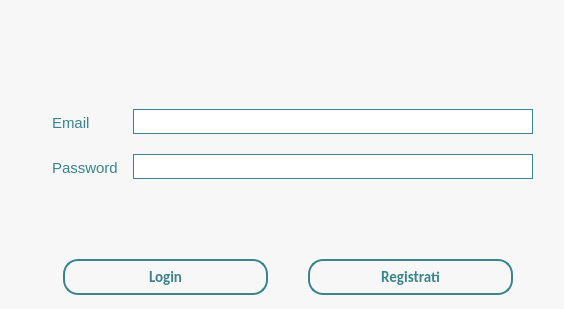
First picture: the form in Client/loginpage.ui, repository MarcoFlo/Google-Drive, before the edit.
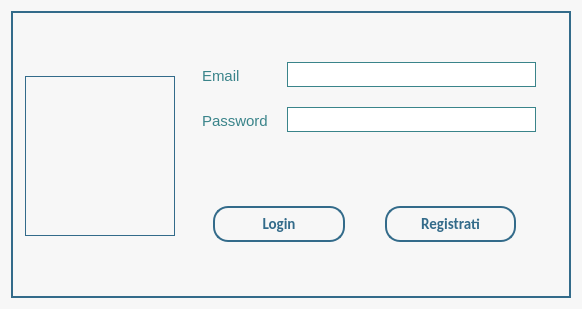
Second picture: the form after the edit. Icons and pictures are not drawn.

Commit message: Qpushbutton hover

What changed in the file:
```diff
--- a/Client/loginpage.ui
+++ b/Client/loginpage.ui
@@ -6,35 +6,64 @@
    <rect>
     <x>0</x>
     <y>0</y>
-    <width>564</width>
+    <width>582</width>
     <height>309</height>
    </rect>
   </property>
   <property name="sizePolicy">
-   <sizepolicy hsizetype="Fixed" vsizetype="Fixed">
+   <sizepolicy hsizetype="Preferred" vsizetype="Preferred">
     <horstretch>0</horstretch>
     <verstretch>0</verstretch>
    </sizepolicy>
   </property>
+  <property name="minimumSize">
+   <size>
+    <width>0</width>
+    <height>0</height>
+   </size>
+  </property>
   <property name="windowTitle">
    <string>LoginPage</string>
   </property>
   <property name="styleSheet">
-   <string notr="true">background-color: rgb(247, 247, 247);
-border-color:10px solid black;</string>
+   <string notr="true">background-color:rgb(247, 247, 247);
+</string>
   </property>
   <widget class="QWidget" name="centralWidget">
-   <layout class="QHBoxLayout" name="horizontalLayout_2" stretch="0,0">
+   <layout class="QHBoxLayout" name="horizontalLayout_2" stretch="0">
+    <item>
+     <widget class="QGroupBox" name="groupBox_2">
+      <property name="styleSheet">
+       <string notr="true">border: 2px solid #336b8a;
+background-color: none</string>
+      </property>
+      <property name="title">
+       <string/>
+      </property>
+      <layout class="QHBoxLayout" name="horizontalLayout_3">
     <item>
      <widget class="QLabel" name="logo">
       <property name="sizePolicy">
-       <sizepolicy hsizetype="Fixed" vsizetype="Fixed">
+          <sizepolicy hsizetype="Preferred" vsizetype="Preferred">
         <horstretch>0</horstretch>
         <verstretch>0</verstretch>
        </sizepolicy>
       </property>
+         <property name="minimumSize">
+          <size>
+           <width>150</width>
+           <height>4</height>
+          </size>
+         </property>
+         <property name="maximumSize">
+          <size>
+           <width>16777215</width>
+           <height>160</height>
+          </size>
+         </property>
       <property name="styleSheet">
-       <string notr="true">background-color:none</string>
+          <string notr="true">background-color:none;
+border: 1px solid #336b8a</string>
       </property>
       <property name="text">
        <string/>
@@ -85,13 +114,13 @@
         <number>0</number>
        </property>
        <property name="leftMargin">
-        <number>16</number>
+           <number>10</number>
        </property>
        <property name="topMargin">
-        <number>28</number>
+           <number>19</number>
        </property>
        <property name="rightMargin">
-        <number>17</number>
+           <number>19</number>
        </property>
        <property name="bottomMargin">
         <number>0</number>
@@ -101,6 +130,9 @@
          <property name="formAlignment">
           <set>Qt::AlignLeading|Qt::AlignLeft|Qt::AlignVCenter</set>
          </property>
+            <property name="horizontalSpacing">
+             <number>10</number>
+            </property>
          <property name="verticalSpacing">
           <number>17</number>
          </property>
@@ -141,7 +173,7 @@
            </property>
            <property name="styleSheet">
             <string notr="true">border:1px solid #3a848a;
-color: #3a848a;
+
 
 
 </string>
@@ -188,7 +220,7 @@
            </property>
            <property name="styleSheet">
             <string notr="true">border:1px solid #3a848a;
-color: #3a848a;</string>
+</string>
            </property>
            <property name="text">
             <string/>
@@ -202,9 +234,21 @@
        </item>
        <item>
         <widget class="QLabel" name="regi">
+            <property name="font">
+             <font>
+              <family>Calibri</family>
+              <pointsize>11</pointsize>
+             </font>
+            </property>
+            <property name="styleSheet">
+             <string notr="true">border:none</string>
+            </property>
          <property name="text">
           <string/>
          </property>
+            <property name="alignment">
+             <set>Qt::AlignCenter</set>
+            </property>
         </widget>
        </item>
        <item>
@@ -215,19 +259,34 @@
          <property name="leftMargin">
           <number>20</number>
          </property>
+            <property name="topMargin">
+             <number>40</number>
+            </property>
          <property name="rightMargin">
           <number>20</number>
          </property>
+            <property name="bottomMargin">
+             <number>40</number>
+            </property>
          <item>
           <widget class="QPushButton" name="Login">
+              <property name="enabled">
+               <bool>true</bool>
+              </property>
+              <property name="sizePolicy">
+               <sizepolicy hsizetype="Preferred" vsizetype="Fixed">
+                <horstretch>0</horstretch>
+                <verstretch>0</verstretch>
+               </sizepolicy>
+              </property>
            <property name="palette">
             <palette>
              <active>
               <colorrole role="WindowText">
                <brush brushstyle="SolidPattern">
                 <color alpha="255">
-                 <red>58</red>
-                 <green>132</green>
+                    <red>51</red>
+                    <green>107</green>
                  <blue>138</blue>
                 </color>
                </brush>
@@ -244,8 +303,8 @@
               <colorrole role="Text">
                <brush brushstyle="SolidPattern">
                 <color alpha="255">
-                 <red>58</red>
-                 <green>132</green>
+                    <red>51</red>
+                    <green>107</green>
                  <blue>138</blue>
                 </color>
                </brush>
@@ -253,8 +312,8 @@
               <colorrole role="ButtonText">
                <brush brushstyle="SolidPattern">
                 <color alpha="255">
-                 <red>58</red>
-                 <green>132</green>
+                    <red>51</red>
+                    <green>107</green>
                  <blue>138</blue>
                 </color>
                </brush>
@@ -298,8 +357,8 @@
               <colorrole role="PlaceholderText">
                <brush brushstyle="NoBrush">
                 <color alpha="128">
-                 <red>58</red>
-                 <green>132</green>
+                    <red>51</red>
+                    <green>107</green>
                  <blue>138</blue>
                 </color>
                </brush>
@@ -309,8 +368,8 @@
               <colorrole role="WindowText">
                <brush brushstyle="SolidPattern">
                 <color alpha="255">
-                 <red>58</red>
-                 <green>132</green>
+                    <red>51</red>
+                    <green>107</green>
                  <blue>138</blue>
                 </color>
                </brush>
@@ -327,8 +386,8 @@
               <colorrole role="Text">
                <brush brushstyle="SolidPattern">
                 <color alpha="255">
-                 <red>58</red>
-                 <green>132</green>
+                    <red>51</red>
+                    <green>107</green>
                  <blue>138</blue>
                 </color>
                </brush>
@@ -336,8 +395,8 @@
               <colorrole role="ButtonText">
                <brush brushstyle="SolidPattern">
                 <color alpha="255">
-                 <red>58</red>
-                 <green>132</green>
+                    <red>51</red>
+                    <green>107</green>
                  <blue>138</blue>
                 </color>
                </brush>
@@ -381,8 +440,8 @@
               <colorrole role="PlaceholderText">
                <brush brushstyle="NoBrush">
                 <color alpha="128">
-                 <red>58</red>
-                 <green>132</green>
+                    <red>51</red>
+                    <green>107</green>
                  <blue>138</blue>
                 </color>
                </brush>
@@ -392,8 +451,8 @@
               <colorrole role="WindowText">
                <brush brushstyle="SolidPattern">
                 <color alpha="255">
-                 <red>58</red>
-                 <green>132</green>
+                    <red>51</red>
+                    <green>107</green>
                  <blue>138</blue>
                 </color>
                </brush>
@@ -410,8 +469,8 @@
               <colorrole role="Text">
                <brush brushstyle="SolidPattern">
                 <color alpha="255">
-                 <red>58</red>
-                 <green>132</green>
+                    <red>51</red>
+                    <green>107</green>
                  <blue>138</blue>
                 </color>
                </brush>
@@ -419,8 +478,8 @@
               <colorrole role="ButtonText">
                <brush brushstyle="SolidPattern">
                 <color alpha="255">
-                 <red>58</red>
-                 <green>132</green>
+                    <red>51</red>
+                    <green>107</green>
                  <blue>138</blue>
                 </color>
                </brush>
@@ -464,8 +523,8 @@
               <colorrole role="PlaceholderText">
                <brush brushstyle="NoBrush">
                 <color alpha="128">
-                 <red>58</red>
-                 <green>132</green>
+                    <red>51</red>
+                    <green>107</green>
                  <blue>138</blue>
                 </color>
                </brush>
@@ -485,13 +544,22 @@
             <bool>false</bool>
            </property>
            <property name="styleSheet">
-            <string notr="true">background-color:none;
-border:2px solid #3a848a;
-padding: 6px;
-color: #3a848a;
-font-size: 15px;
-font-family: 'Calibri';
-border-radius: 15px;</string>
+               <string notr="true">QPushButton
+{
+	background-color:none;
+	border:2px solid #336b8a;
+	padding: 6px;
+	color: #336b8a;
+	font-size: 15px;
+	font-family: 'Calibri';
+	border-radius: 15px;
+}
+QPushButton:hover
+{
+	background-color: #336b8a;
+	color:white;
+}
+</string>
            </property>
            <property name="text">
             <string>Login</string>
@@ -512,6 +580,12 @@
          </item>
          <item>
           <widget class="QPushButton" name="registrati">
+              <property name="sizePolicy">
+               <sizepolicy hsizetype="Minimum" vsizetype="Fixed">
+                <horstretch>0</horstretch>
+                <verstretch>0</verstretch>
+               </sizepolicy>
+              </property>
            <property name="font">
             <font>
              <family>Calibri</family>
@@ -521,13 +595,21 @@
             </font>
            </property>
            <property name="styleSheet">
-            <string notr="true">background-color:none;
-border:2px solid #3a848a;
-padding: 6px;
-color: #3a848a;
-font-size: 15px;
-font-family: 'Calibri';
-border-radius: 15px;</string>
+               <string notr="true">QPushButton
+{
+	background-color:none;
+	border:2px solid #336b8a;
+	padding: 6px;
+	color: #336b8a;
+	font-size: 15px;
+	font-family: 'Calibri';
+	border-radius: 15px;
+}
+QPushButton:hover
+{
+	background-color: #336b8a;
+	color:white;
+}</string>
            </property>
            <property name="text">
             <string>Registrati</string>
@@ -538,6 +620,9 @@
           </widget>
          </item>
         </layout>
+          </item>
+         </layout>
+        </widget>
        </item>
       </layout>
      </widget>
```
Left out of the diff: 14 changed lines with no effect on the pictures. Lines whose indentation alone changed are shown as unchanged. The commit also changes 5 other files.
